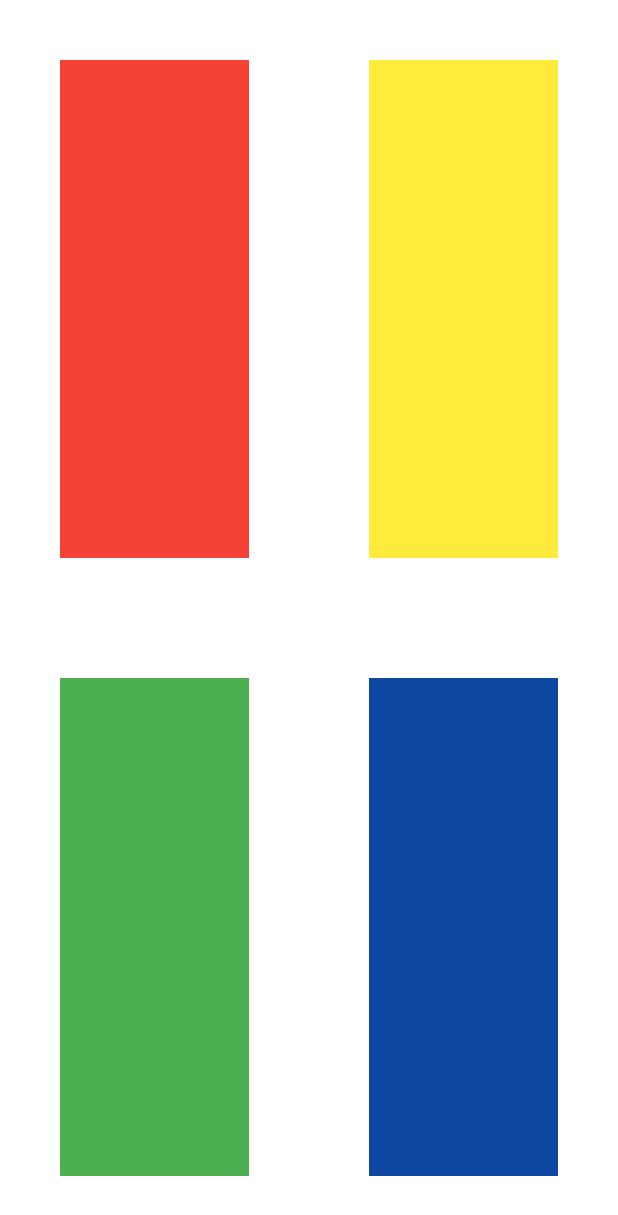
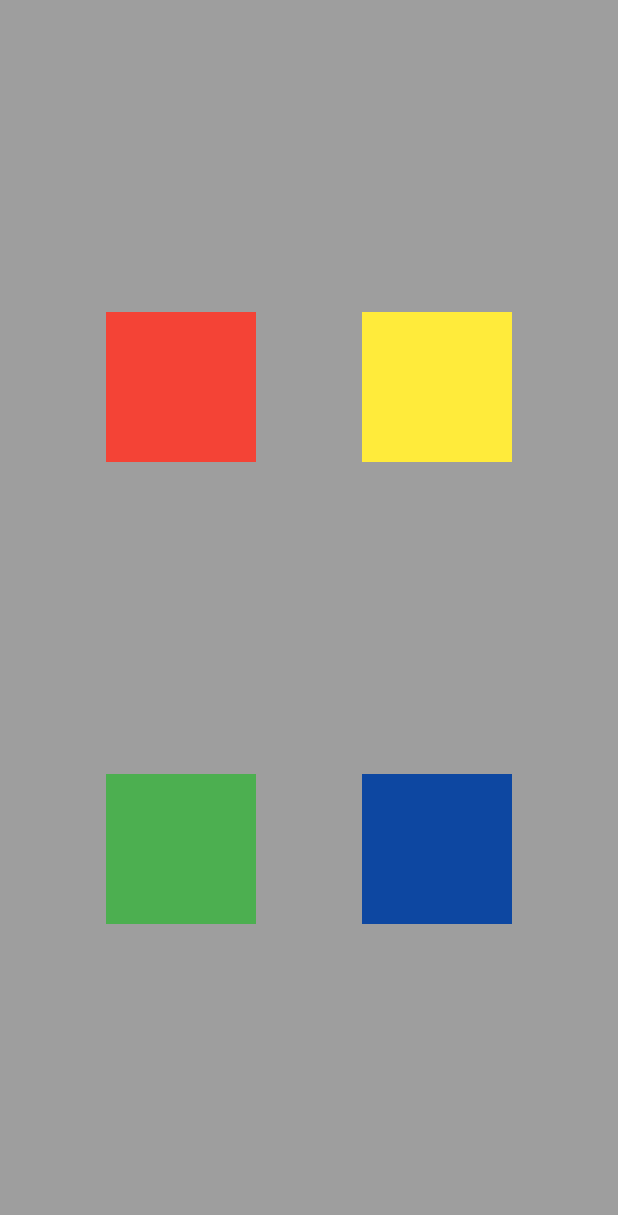
Before and after one commit to rhornig/parrot-trainer, a Flutter app: the screen it shows after launch, on a phone screen of 412 x 824 dp. Shown: the top 1215 px of the screen. Run offline on Flutter 3.47's test engine with Material 2 defaults, Android fonts, the phone set to English and light mode, and no system bars; missing offline and left inert: soundpool, soundpool_web; statements that could not run were skipped.

Commit message:
added settings page to set touch target size (tertiary button click on background).

```diff
--- a/lib/main.dart
+++ b/lib/main.dart
@@ -1,5 +1,6 @@
 import 'package:flutter/material.dart';
 import 'package:flutter/services.dart';
+import 'package:provider/provider.dart';
 import 'package:soundpool/soundpool.dart';
 
 var _soundPool = Soundpool();
@@ -10,64 +11,154 @@ Future<int> _loadSound(int soundNumber) async {
   return await _soundPool.load(asset);
 }
 
+void playSound(int soundNumber) {
+  _soundPool.play(keySound[soundNumber - 1]);
+}
+
 Future<void> main() async {
   WidgetsFlutterBinding.ensureInitialized();
   keySound = [for (int i = 1; i < 8; ++i) await _loadSound(i)];
-  runApp(ParrotTrainerApp());
+  runApp(ChangeNotifierProvider(
+    create: (context) => Settings(),
+    child: ParrotTrainerApp(),
+  ));
 }
 
-class ParrotTrainerApp extends StatelessWidget {
-  void playSound(int soundNumber) {
-    _soundPool.play(keySound[soundNumber - 1]);
-  }
+class ParrotTrainerApp extends StatefulWidget {
+  @override
+  _ParrotTrainerAppState createState() => _ParrotTrainerAppState();
+}
 
-  Widget buildTarget({Color color = Colors.black, double size = 0, required int soundNumber}) {
-    return Expanded(
-      child: Container(
-        margin: EdgeInsets.all(size),
-        child: GestureDetector(
-          onTapDown: (TapDownDetails d) {
-            playSound(soundNumber);
-          },
-          child: Container(color: color),
-        ),
-      ),
-    );
-  }
+class _ParrotTrainerAppState extends State<ParrotTrainerApp> {
+  bool settingsWidgetActive = false;
 
   @override
   Widget build(BuildContext context) {
-    double targetSize = 40;
     return MaterialApp(
       home: Scaffold(
-        backgroundColor: Colors.white60,
         body: SafeArea(
-          child: Column(
-            children: [
-              Expanded(
-                flex: 1,
-                child: Row(
-                  crossAxisAlignment: CrossAxisAlignment.center,
-                  children: <Widget>[
-                    buildTarget(color: Colors.red, size: targetSize, soundNumber: 1),
-                    buildTarget(color: Colors.yellow, size: targetSize, soundNumber: 3),
-                  ],
-                ),
-              ),
-              Expanded(
-                flex: 1,
-                child: Row(
-                  crossAxisAlignment: CrossAxisAlignment.center,
-                  children: <Widget>[
-                    buildTarget(color: Colors.green, size: targetSize, soundNumber: 4),
-                    buildTarget(color: Colors.blue.shade900, size: targetSize, soundNumber: 6)
-                  ],
-                ),
-              ),
-            ],
-          ),
+          child: Consumer<Settings>(builder: (context, settings, child) {
+            return TouchBackground(
+              settings,
+              color: Colors.grey,
+              onAlternateTouch: () {
+                setState(() {
+                  settingsWidgetActive = !settingsWidgetActive;
+                });
+              },
+              child: settingsWidgetActive ? SettingsWidget(settings) : TouchForeground(settings),
+            );
+          }),
         ),
       ),
     );
   }
 }
+
+class TouchBackground extends StatelessWidget {
+  final Settings settings;
+  final Color color;
+  final Function()? onAlternateTouch;
+  final Widget child;
+
+  const TouchBackground(
+    this.settings, {
+    this.color = Colors.white,
+    required this.child,
+    this.onAlternateTouch,
+    Key? key,
+  }) : super(key: key);
+
+  @override
+  Widget build(BuildContext context) {
+    return GestureDetector(
+      onTertiaryTapUp: (_) => onAlternateTouch?.call(),
+      child: Container(color: color, child: child),
+    );
+  }
+}
+
+class TouchForeground extends StatelessWidget {
+  final Settings settings;
+
+  const TouchForeground(this.settings, {Key? key}) : super(key: key);
+
+  @override
+  Widget build(BuildContext context) {
+    return Column(
+      mainAxisAlignment: MainAxisAlignment.spaceEvenly,
+      children: [
+        Row(
+          mainAxisAlignment: MainAxisAlignment.spaceEvenly,
+          children: <Widget>[
+            TouchTarget(color: Colors.red, size: settings.targetSize, onTouch: () => playSound(1)),
+            TouchTarget(color: Colors.yellow, size: settings.targetSize, onTouch: () => playSound(3)),
+          ],
+        ),
+        Row(
+          mainAxisAlignment: MainAxisAlignment.spaceEvenly,
+          children: <Widget>[
+            TouchTarget(color: Colors.green, size: settings.targetSize, onTouch: () => playSound(4)),
+            TouchTarget(color: Colors.blue.shade900, size: settings.targetSize, onTouch: () => playSound(6))
+          ],
+        ),
+      ],
+    );
+  }
+}
+
+class TouchTarget extends StatelessWidget {
+  final Color color;
+  final double size;
+  final Function() onTouch;
+
+  const TouchTarget({
+    this.color = Colors.black,
+    this.size = 50,
+    required this.onTouch,
+    Key? key,
+  }) : super(key: key);
+
+  @override
+  Widget build(BuildContext context) {
+    return SizedBox(
+      width: size,
+      height: size,
+      child: Container(
+        color: color,
+        child: GestureDetector(
+          behavior: HitTestBehavior.opaque,
+          onTapDown: (_) => onTouch(),
+        ),
+      ),
+    );
+  }
+}
+
+class SettingsWidget extends StatelessWidget {
+  final Settings settings;
+
+  const SettingsWidget(this.settings, {Key? key}) : super(key: key);
+
+  @override
+  Widget build(BuildContext context) {
+    return Slider(
+      value: settings.targetSize,
+      min: 20,
+      max: 200,
+      divisions: 9,
+      label: settings.targetSize.round().toString(),
+      onChanged: (double value) => settings.targetSize = value,
+    );
+  }
+}
+
+// settings data model
+class Settings extends ChangeNotifier {
+  double _targetSize = 100.0;
+  double get targetSize => _targetSize;
+  set targetSize(double targetSize) {
+    _targetSize = targetSize;
+    notifyListeners();
+  }
+}
--- a/pubspec.yaml
+++ b/pubspec.yaml
@@ -10,6 +10,7 @@ dependencies:
   flutter:
     sdk: flutter
 
+  provider: ^5.0.0
   soundpool: ^2.0.0-nullsafety.0
 
 dev_dependencies:
```
Also changed, not shown: 1 other file.
